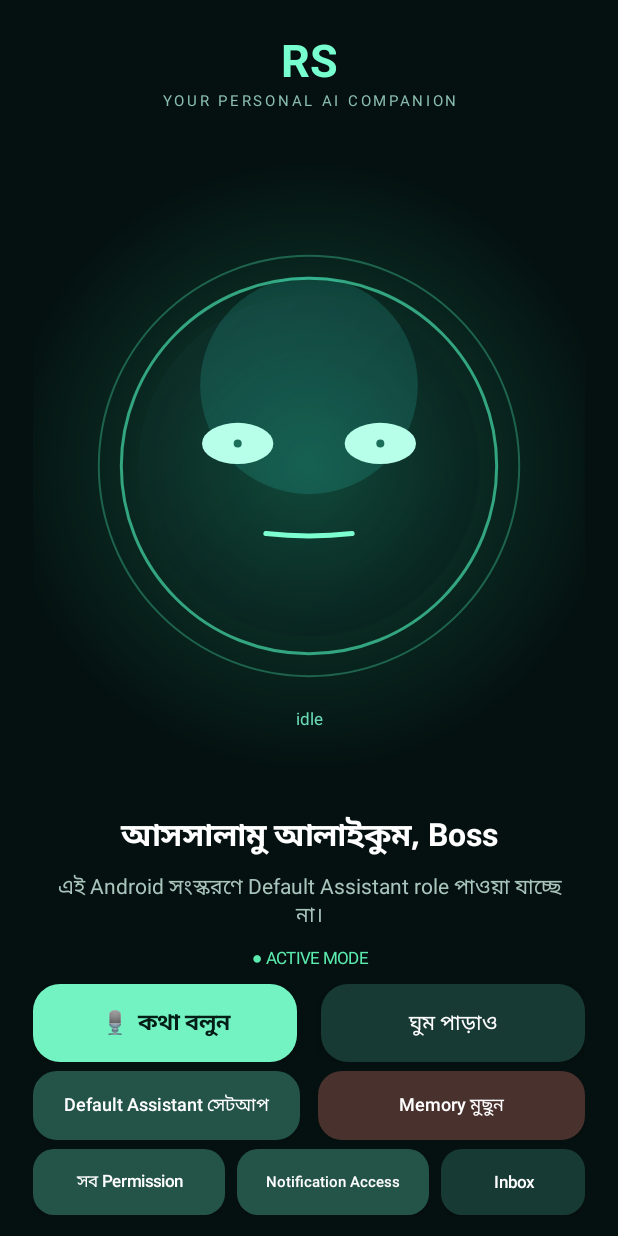
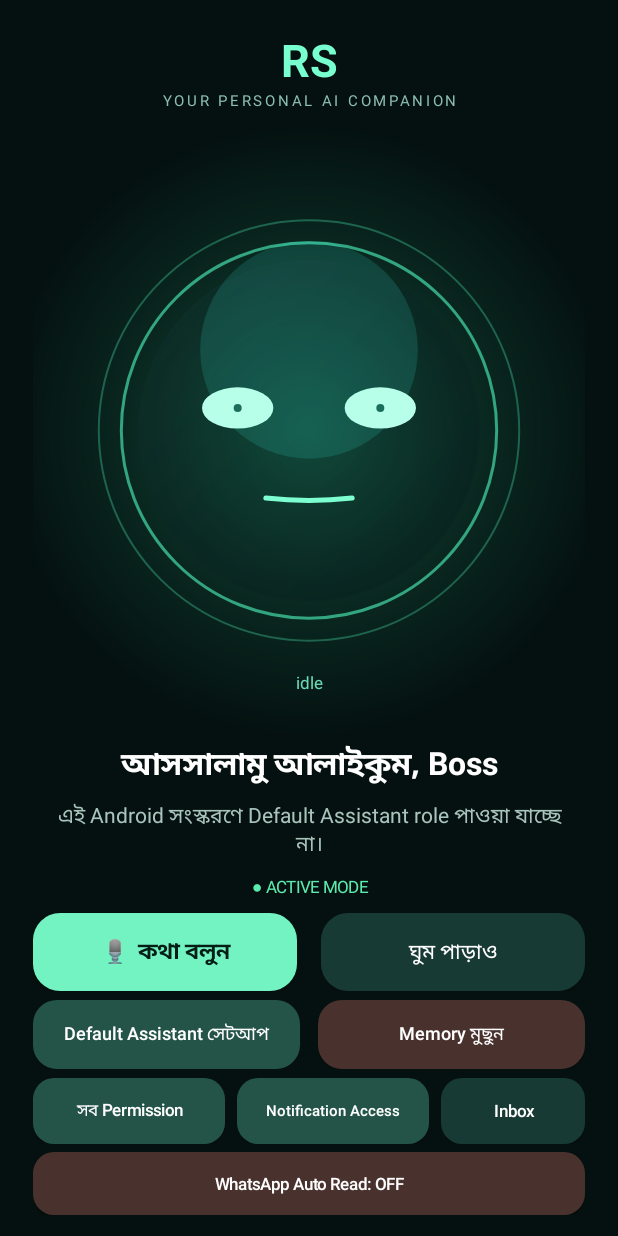
Before and after one commit to rsrakib19472195/RS-ASSISTANCE, an Android app: the screen it shows after launch (MainActivity), on a phone screen of 412 x 824 dp. Run offline under Robolectric (Android 15) with nearby library versions, the phone set to English and light mode, and no system bars.

Commit message:
Add opt-in WhatsApp notification read-aloud control

```diff
--- a/app/src/main/java/com/rsassistance/MainActivity.java
+++ b/app/src/main/java/com/rsassistance/MainActivity.java
@@ -45,6 +45,7 @@ public class MainActivity extends Activity {
     private Button permissionsButton;
     private Button notificationButton;
     private Button inboxButton;
+    private Button autoReadButton;
     private AssistantFaceView face;
     private SpeechRecognizer recognizer;
     private TextToSpeech tts;
@@ -258,6 +259,18 @@ public class MainActivity extends Activity {
         accessControls.addView(inboxButton, inboxParams);
         root.addView(accessControls);
 
+        autoReadButton = new Button(this);
+        autoReadButton.setText("WhatsApp Auto Read: OFF");
+        autoReadButton.setTextColor(Color.WHITE);
+        autoReadButton.setTextSize(11);
+        autoReadButton.setAllCaps(false);
+        autoReadButton.setBackground(rounded(0xFF49312E, dp(14)));
+        autoReadButton.setOnClickListener(v -> toggleWhatsAppAutoRead());
+        LinearLayout.LayoutParams autoReadParams = new LinearLayout.LayoutParams(
+                LinearLayout.LayoutParams.MATCH_PARENT, dp(42));
+        autoReadParams.topMargin = dp(5);
+        root.addView(autoReadButton, autoReadParams);
+
         setContentView(root);
     }
 
@@ -379,6 +392,17 @@ public class MainActivity extends Activity {
         }
     }
 
+    private void toggleWhatsAppAutoRead() {
+        android.content.SharedPreferences prefs =
+                getSharedPreferences("rs_notification_store", MODE_PRIVATE);
+        boolean enabled = !prefs.getBoolean("whatsapp_auto_read", false);
+        prefs.edit().putBoolean("whatsapp_auto_read", enabled).apply();
+        refreshAssistantSetupLabel();
+        status.setText(enabled
+                ? "WhatsApp notification এলে RS পড়ে শোনাবে, Boss।"
+                : "WhatsApp auto-read বন্ধ করেছি, Boss।");
+    }
+
     private void requestNotificationAccess() {
         try {
             startActivity(new Intent(Settings.ACTION_NOTIFICATION_LISTENER_SETTINGS));
@@ -452,6 +476,13 @@ public class MainActivity extends Activity {
         if (notificationButton != null) {
             notificationButton.setText(hasNotificationAccess()
                     ? "Notification ✓" : "Notification Access");
+        }
+        if (autoReadButton != null) {
+            boolean enabled = getSharedPreferences("rs_notification_store", MODE_PRIVATE)
+                    .getBoolean("whatsapp_auto_read", false);
+            autoReadButton.setText("WhatsApp Auto Read: " + (enabled ? "ON" : "OFF"));
+            autoReadButton.setBackground(rounded(
+                    enabled ? 0xFF176A4D : 0xFF49312E, dp(14)));
         }
         if (Build.VERSION.SDK_INT >= Build.VERSION_CODES.Q) {
             RoleManager roleManager = getSystemService(RoleManager.class);
```
